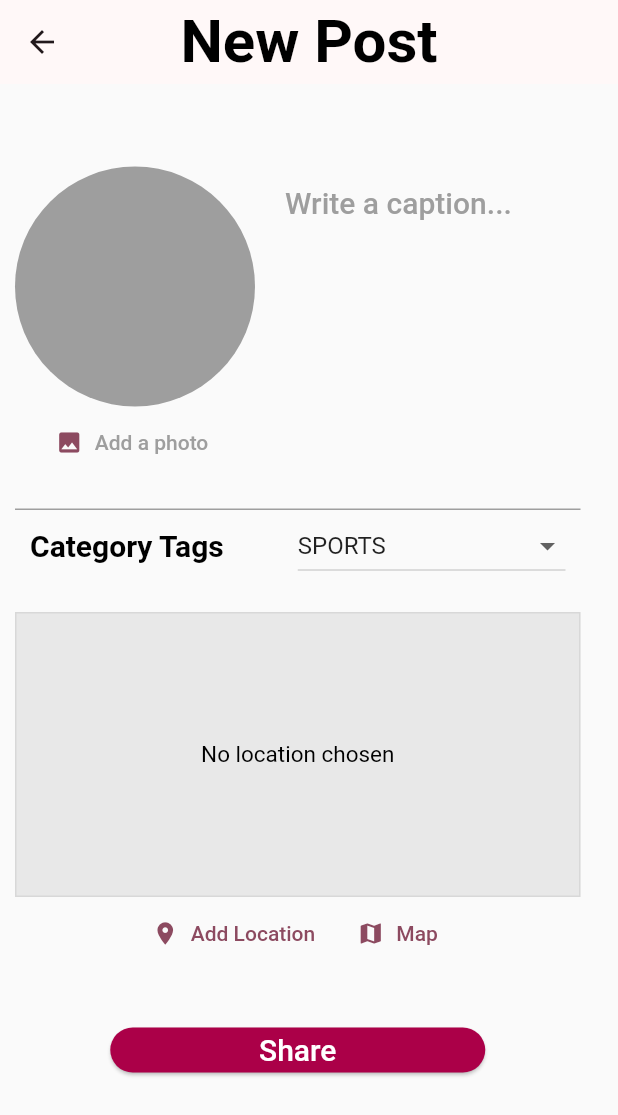
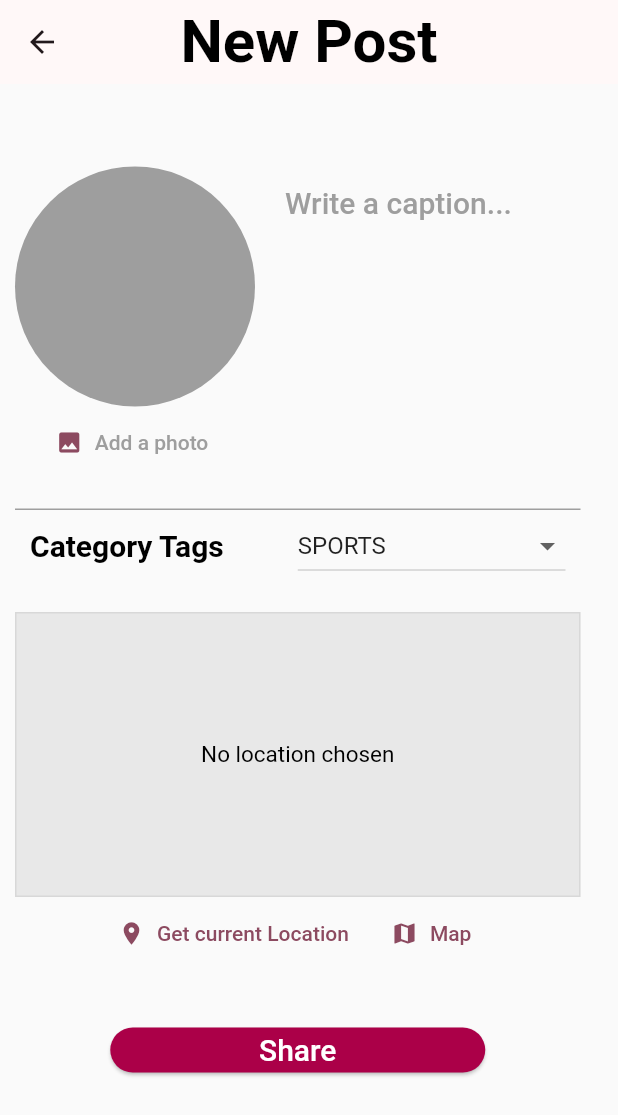
Before and after one commit to ISIS3510-202320-Team22/Flutter, a Flutter app: the screen it shows after launch, item 2 of the bottom bar chosen, on a phone screen of 412 x 824 dp. Shown: the top 1115 px of the screen. Run offline on Flutter 3.47's test engine with Material 2 defaults, Android fonts, the light colour scheme and no system bars; our stand-ins replace bloc, flutter_bloc, google_fonts, image_picker, location.

Commit message:
New post with geolocalization almost working

```diff
--- a/lib/components/publish_photos/ui/add_location.dart
+++ b/lib/components/publish_photos/ui/add_location.dart
@@ -5,7 +5,7 @@ import 'package:location/location.dart';
 
 class AddLocation extends StatefulWidget{
 
-  AddLocation({super.key});
+  const AddLocation({super.key});
 
   @override
   State<AddLocation> createState(){
@@ -15,9 +15,13 @@ class AddLocation extends StatefulWidget{
 
   class _AddLocationState extends State<AddLocation>{
 
+    Location? _pickedLocation;
+
+    var _isGettingLocation = false;
+
     void _getCurrentLocation() async{
 
-      Location location = new Location();
+      Location location = Location();
 
       bool serviceEnabled;
       PermissionStatus permissionGranted;
@@ -39,11 +43,33 @@ class AddLocation extends StatefulWidget{
         }
       }
 
+      setState(() {
+        _isGettingLocation = true;
+      });
+
       locationData = await location.getLocation();
+
+      setState(() {
+        _isGettingLocation = false;
+      });
+
+
+      print(locationData.latitude);
+      print(locationData.altitude);
     }
 
     @override
     Widget build(context){
+
+      Widget previewContent = Text(
+              "No location chosen",
+              style: GoogleFonts.roboto(color: Colors.black, fontSize: 15),
+            );
+
+      if (_isGettingLocation){
+        previewContent = const CircularProgressIndicator();
+      }
+
       return Column(children: [
 
         Container( // Where the map location is goign to be displayed
@@ -54,10 +80,7 @@ class AddLocation extends StatefulWidget{
               border: Border.all(color: const Color.fromARGB(100, 192, 192, 192)),
               color: Colors.grey.withOpacity(0.2)
             ),
-            child: Text(
-              "No location chosen",
-              style: GoogleFonts.roboto(color: Colors.black, fontSize: 15),
-            ),
+            child: previewContent,
         ),
 
         //Buttons
@@ -66,8 +89,10 @@ class AddLocation extends StatefulWidget{
           children: [
           TextButton.icon(
             icon: const Icon(Icons.location_on),
-            label: const Text("Add Location"),
-            onPressed: () {},
+            label: const Text("Get current Location"),
+            onPressed: () {
+              _getCurrentLocation;
+            },
           ),
 
            TextButton.icon(
```
